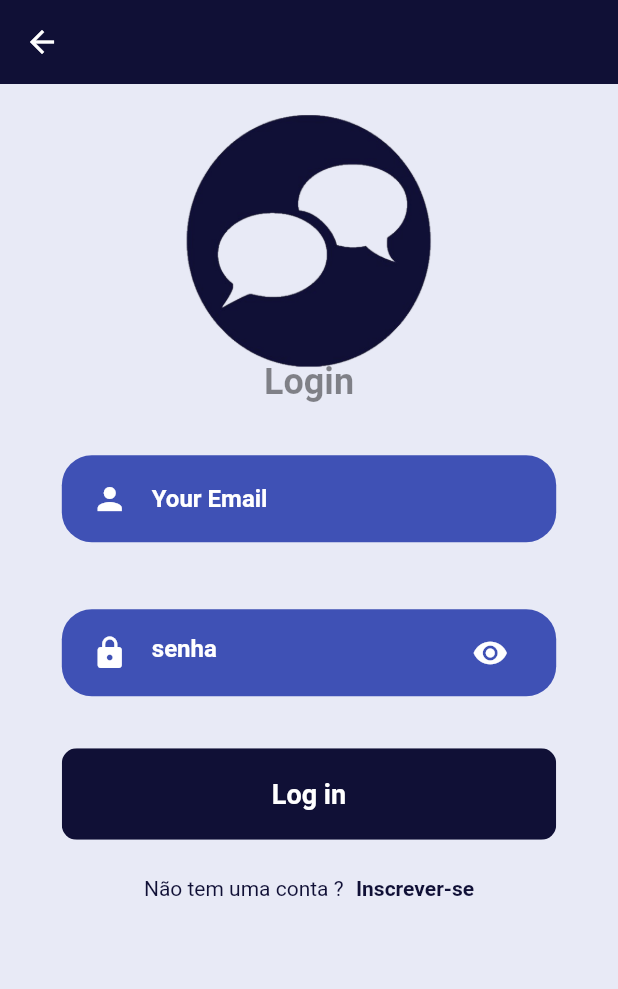
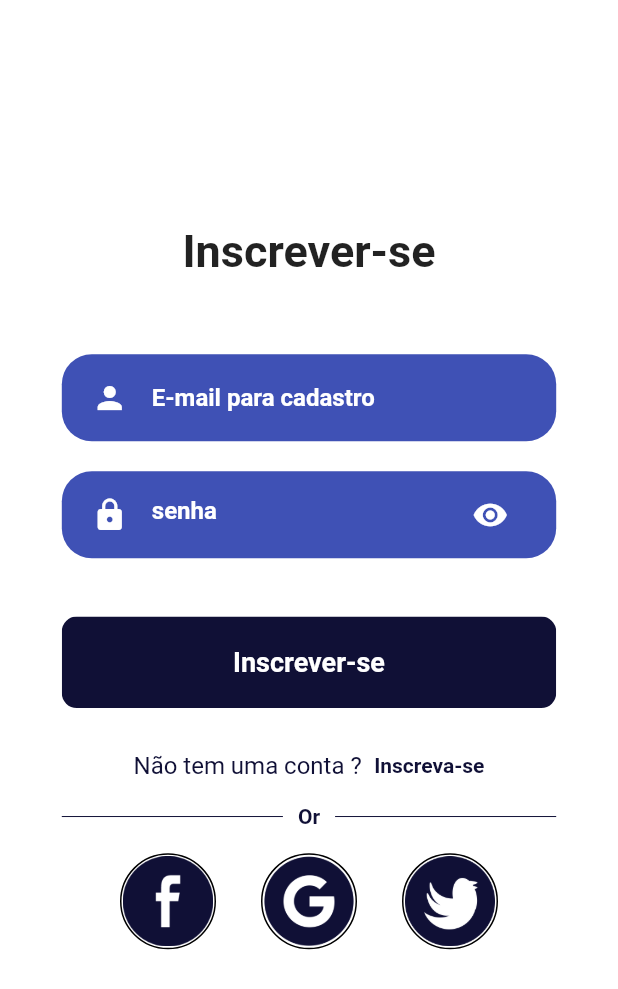
Before and after one commit to PMaestro/Comunik_app, a Flutter app: the screen it shows after launch, after a tap on "SING UP", on a phone screen of 412 x 824 dp. Shown: the top 989 px of the screen. Run offline on Flutter 3.47's test engine with Material 2 defaults, Android fonts, the phone set to English and light mode, and no system bars; our stand-ins replace dio, moor, moor_ffi, rxdart, shared_preferences; generated files the repository leaves out were written again.

Commit message:
Adding Singup_Screen and its widgets

```diff
--- a/lib/screens/login/widget/already_have_an_account_check.dart
+++ b/lib/screens/login/widget/already_have_an_account_check.dart
@@ -19,13 +19,14 @@ class AlreadyHaveAnAccountCheck extends StatelessWidget {
         Text(login ? "Não tem uma conta ?" : "Já possui conta?",
             style: TextStyle(
               color: kPrimaryCustomColor,
+              fontSize: 16,
             )),
         SizedBox(
           width: size.width * 0.02,
         ),
         GestureDetector(
           onTap: () {},
-          child: Text(login ? "Inscrever-se" : "Faça log in",
+          child: Text(login ? "Inscreva-se" : "Faça log in",
               style: TextStyle(
                 color: kPrimaryCustomColor,
                 fontWeight: FontWeight.bold,
--- a/lib/screens/login_and_signup/widget/login_singup_screen_body.dart
+++ b/lib/screens/login_and_signup/widget/login_singup_screen_body.dart
@@ -1,6 +1,7 @@
 import 'package:comunik/bloc/login/login_bloc.dart';
 import 'package:comunik/screens/login/login_screen.dart';
 import 'package:comunik/screens/login_and_signup/widget/background_login_singup.dart';
+import 'package:comunik/screens/signup/singup_screen.dart';
 import 'package:comunik/util/constants.dart';
 import 'package:comunik/widgets/rounded_flat_button.dart';
 import 'package:flutter/material.dart';
@@ -44,7 +45,7 @@ class LoginSingupScreenBody extends StatelessWidget {
                 textColor: Colors.black,
                 circularRadius: 29,
                 press: () {
-                  Navigator.push(context, MaterialPageRoute(builder: (context) => LoginScreen()));
+                  Navigator.push(context, MaterialPageRoute(builder: (context) => SingupScreen()));
                 },
               ),
             ],
--- /dev/null
+++ b/lib/screens/signup/singup_screen.dart
@@ -0,0 +1,11 @@
+import 'package:comunik/screens/signup/widget/singup_body.dart';
+import 'package:flutter/material.dart';
+
+class SingupScreen extends StatelessWidget {
+  @override
+  Widget build(BuildContext context) {
+    return Scaffold(
+      body: SingupBody(),
+    );
+  }
+}
--- /dev/null
+++ b/lib/screens/signup/widget/circular_media_button.dart
@@ -0,0 +1,37 @@
+import 'package:comunik/util/constants.dart';
+import 'package:flutter/material.dart';
+
+class CircularMediaButton extends StatelessWidget {
+  final String iconSrc;
+  final Function press;
+  final double height;
+  final double width;
+  const CircularMediaButton({
+    Key key,
+    this.iconSrc,
+    this.press,
+    this.height,
+    this.width,
+  }) : super(key: key);
+
+  @override
+  Widget build(BuildContext context) {
+    return GestureDetector(
+      onTap: press,
+      child: Container(
+        margin: EdgeInsets.symmetric(horizontal: 15),
+        padding: EdgeInsets.all(1),
+        decoration: BoxDecoration(
+          border: Border.all(),
+          shape: BoxShape.circle,
+        ),
+        child: Image.asset(
+          iconSrc,
+          color: kPrimaryCustomColor,
+          height: height,
+          width: width,
+        ),
+      ),
+    );
+  }
+}
--- /dev/null
+++ b/lib/screens/signup/widget/or_divider.dart
@@ -0,0 +1,38 @@
+import 'package:comunik/util/constants.dart';
+import 'package:flutter/material.dart';
+
+class OrDivided extends StatelessWidget {
+  @override
+  Widget build(BuildContext context) {
+    Size size = MediaQuery.of(context).size;
+    return Container(
+      margin: EdgeInsets.symmetric(vertical: size.height * 0.02),
+      width: size.width * 0.8,
+      child: Row(
+        children: <Widget>[
+          buildExpanded(),
+          Padding(
+            padding: const EdgeInsets.symmetric(horizontal: 10),
+            child: Text(
+              "Or",
+              style: TextStyle(
+                color: kPrimaryCustomColor,
+                fontWeight: FontWeight.bold,
+              ),
+            ),
+          ),
+          buildExpanded(),
+        ],
+      ),
+    );
+  }
+
+  Expanded buildExpanded() {
+    return Expanded(
+      child: Divider(
+        color: kPrimaryCustomColor,
+        height: 1.5,
+      ),
+    );
+  }
+}
--- /dev/null
+++ b/lib/screens/signup/widget/singup_background.dart
@@ -0,0 +1,28 @@
+import 'package:flutter/material.dart';
+
+class SingupBackground extends StatelessWidget {
+  const SingupBackground({
+    Key key,
+    @required this.child,
+  }) : super(key: key);
+
+  final Widget child;
+
+  @override
+  Widget build(BuildContext context) {
+    Size size = MediaQuery.of(context).size;
+    return Container(
+      height: size.height,
+      width: double.infinity,
+      child: Stack(
+        alignment: Alignment.center,
+        children: <Widget>[
+          Positioned(
+            top: 150,
+            child: child,
+          )
+        ],
+      ),
+    );
+  }
+}
--- /dev/null
+++ b/lib/screens/signup/widget/singup_body.dart
@@ -0,0 +1,83 @@
+import 'package:comunik/screens/homescreen/home_screen.dart';
+import 'package:comunik/screens/login/widget/already_have_an_account_check.dart';
+import 'package:comunik/screens/login/widget/rounded_password_field.dart';
+import 'package:comunik/screens/login/widget/rounded_text_field.dart';
+import 'package:comunik/screens/signup/widget/circular_media_button.dart';
+import 'package:comunik/screens/signup/widget/or_divider.dart';
+import 'package:comunik/screens/signup/widget/singup_background.dart';
+import 'package:comunik/util/constants.dart';
+import 'package:comunik/widgets/rounded_flat_button.dart';
+import 'package:flutter/material.dart';
+
+class SingupBody extends StatelessWidget {
+  @override
+  Widget build(BuildContext context) {
+    Size size = MediaQuery.of(context).size;
+    return SingupBackground(
+        child: Column(
+      mainAxisAlignment: MainAxisAlignment.center,
+      children: <Widget>[
+        Text(
+          "Inscrever-se",
+          style: TextStyle(fontWeight: FontWeight.bold, fontSize: 30),
+        ),
+        SizedBox(
+          height: size.height * 0.05,
+        ),
+        RoundedInputField(
+          icon: Icons.person,
+          hintText: "E-mail para cadastro",
+          onChanged: (value) {},
+        ),
+        RoundedPasswordField(
+          onChanged: (value) {},
+        ),
+        SizedBox(
+          height: size.height * 0.035,
+        ),
+        RoundedFlatButton(
+          color: kPrimaryCustomColor,
+          textColor: Colors.white,
+          circularRadius: 10,
+          text: "Inscrever-se",
+          press: () {
+            Navigator.push(context, MaterialPageRoute(builder: (context) => HomeScreen()));
+          },
+        ),
+        SizedBox(
+          height: size.height * 0.035,
+        ),
+        AlreadyHaveAnAccountCheck(
+          press: () {
+            Navigator.push(context, MaterialPageRoute(builder: (context) => HomeScreen()));
+          },
+          login: true,
+        ),
+        OrDivided(),
+        Row(
+          mainAxisAlignment: MainAxisAlignment.center,
+          children: <Widget>[
+            CircularMediaButton(
+              height: 60,
+              width: 60,
+              iconSrc: "images/facebook.png",
+              press: () {},
+            ),
+            CircularMediaButton(
+              height: 60,
+              width: 60,
+              iconSrc: "images/google_small.png",
+              press: () {},
+            ),
+            CircularMediaButton(
+              height: 60,
+              width: 60,
+              iconSrc: "images/twitter.png",
+              press: () {},
+            ),
+          ],
+        ),
+      ],
+    ));
+  }
+}
```
Also changed, not shown: images/facebook.png (added), images/google.png (added), images/google_small.png (added), images/twitter.png (added).
